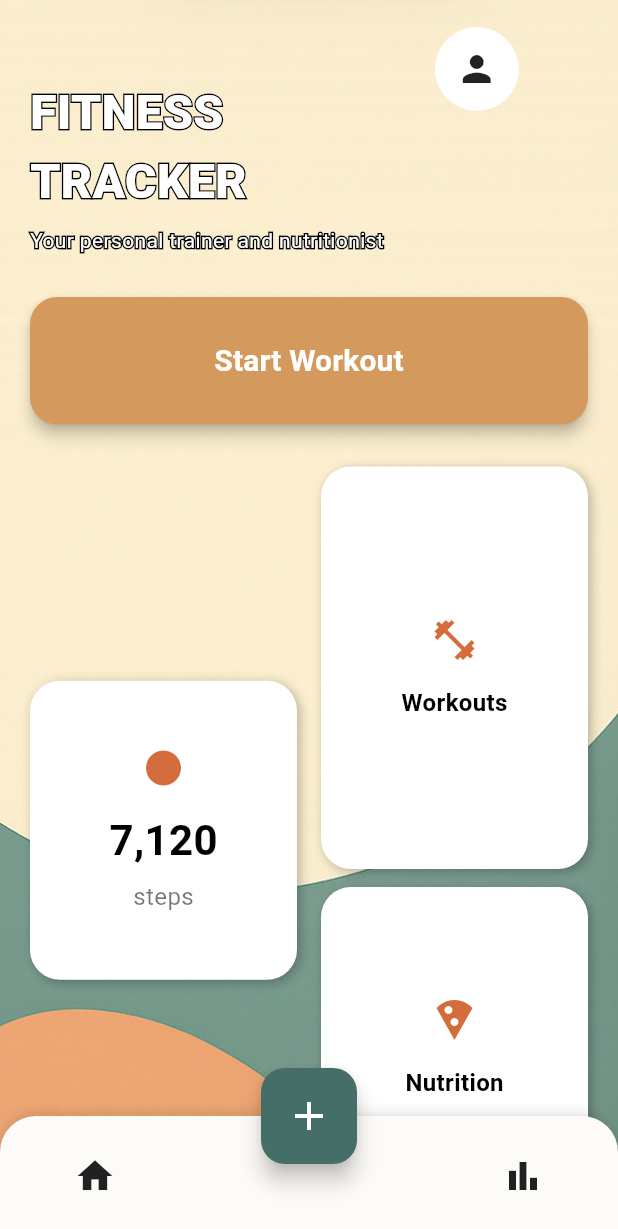
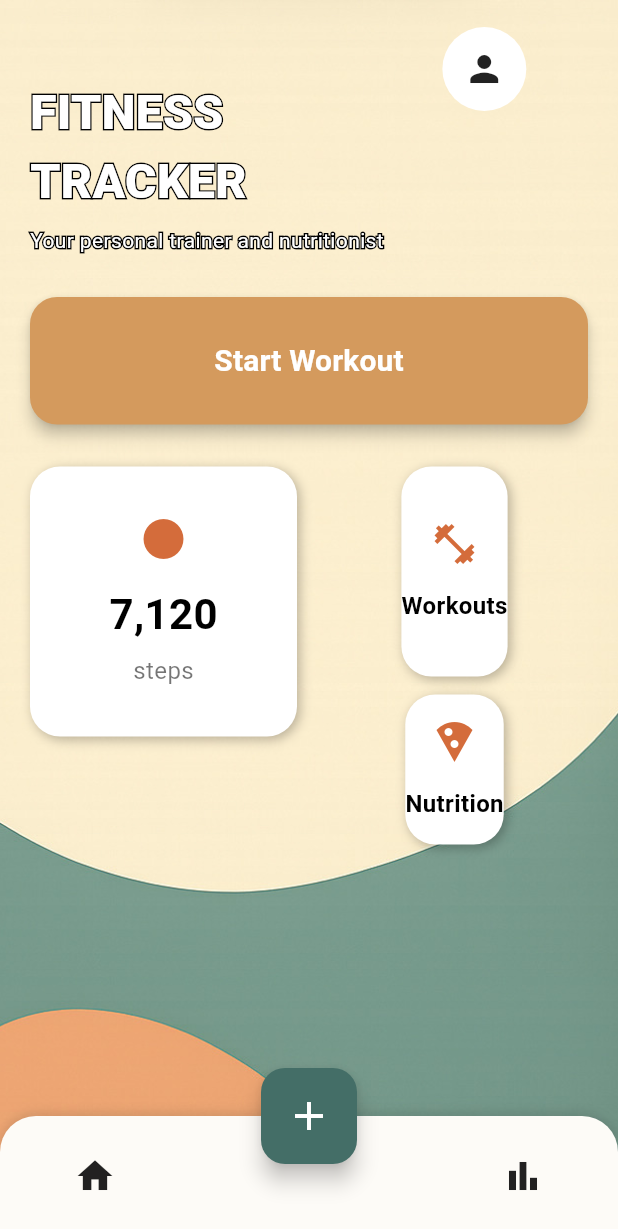
Before and after one commit to IvanZhutyaev/Flutter_redesign_FitTrackPro, a Flutter app: the screen it shows after launch, on a phone screen of 412 x 824 dp. Shown: the top 1229 px of the screen. Run offline on Flutter 3.47's test engine with Material 3 defaults, Android fonts, the phone set to English and light mode, and no system bars.

Commit message:
ГЗВФЕУ

```diff
--- a/flutter_redesign/lib/main.dart
+++ b/flutter_redesign/lib/main.dart
@@ -30,7 +30,7 @@ class MainScreen extends StatelessWidget {
           Container(
             decoration: const BoxDecoration(
               image: DecorationImage(
-                image: AssetImage("assets/bg.jpg"), // замени на своё фото
+                image: AssetImage("assets/bg.jpg"),
                 fit: BoxFit.cover,
               ),
             ),
@@ -54,8 +54,8 @@ class MainScreen extends StatelessWidget {
                           children: [
                             const _OutlinedText(
                               text: 'FITNESS\nTRACKER',
-                              fontSize: 32, // Увеличили размер шрифта
-                              fontWeight: FontWeight.w800, // Сделали жирнее
+                              fontSize: 32,
+                              fontWeight: FontWeight.w800,
                             ),
                             const SizedBox(height: 6),
                             const _OutlinedText(
@@ -68,7 +68,7 @@ class MainScreen extends StatelessWidget {
                       ),
                       Positioned(
                         top: 0,
-                        right: -10, // Сдвинули правее
+                        right: -15,
                         child: CircleAvatar(
                           radius: 28,
                           backgroundColor: Colors.white,
@@ -109,44 +109,129 @@ class MainScreen extends StatelessWidget {
 
                   const SizedBox(height: 28),
 
-                  // 📊 КАРТОЧКИ (адаптивные)
+                  // 📊 КАРТОЧКИ
                   Expanded(
                     child: Row(
+                      crossAxisAlignment: CrossAxisAlignment.start,
                       children: [
-                        /// Steps
-                        Flexible(
-                          flex: 1,
-                          child: AspectRatio(
-                            aspectRatio: 0.85,
-                            child: const _StepsCard(),
+                        // Steps карточка
+                        Expanded(
+                          child: Container(
+                            margin: const EdgeInsets.only(bottom: 10),
+                            height: 180,
+                            decoration: BoxDecoration(
+                              color: Colors.white,
+                              borderRadius: BorderRadius.circular(20),
+                              boxShadow: const [
+                                BoxShadow(
+                                  color: Colors.black26,
+                                  blurRadius: 6,
+                                  offset: Offset(2, 2),
+                                ),
+                              ],
+                            ),
+                            child: const Column(
+                              mainAxisAlignment: MainAxisAlignment.center,
+                              children: [
+                                Icon(
+                                  Icons.circle,
+                                  size: 32,
+                                  color: Color(0xFFD46C3B),
+                                ),
+                                SizedBox(height: 14),
+                                Text(
+                                  '7,120',
+                                  style: TextStyle(
+                                    fontSize: 28,
+                                    fontWeight: FontWeight.bold,
+                                    color: Colors.black,
+                                  ),
+                                ),
+                                SizedBox(height: 6),
+                                Text(
+                                  'steps',
+                                  style: TextStyle(
+                                    fontSize: 16,
+                                    color: Colors.black54,
+                                  ),
+                                ),
+                              ],
+                            ),
                           ),
                         ),
                         const SizedBox(width: 16),
 
-                        /// Workouts + Nutrition
-                        Flexible(
-                          flex: 1,
+                        // Workouts + Nutrition
+                        Expanded(
                           child: Column(
                             children: [
-                              Expanded(
-                                flex: 5, // Уменьшили пропорцию для Workouts
-                                child: AspectRatio(
-                                  aspectRatio: 1.7,
-                                  child: const _CardItem(
-                                    title: 'Workouts',
-                                    icon: Icons.fitness_center,
-                                  ),
+                              // Workouts
+                              Container(
+                                height: 140,
+                                decoration: BoxDecoration(
+                                  color: Colors.white,
+                                  borderRadius: BorderRadius.circular(20),
+                                  boxShadow: const [
+                                    BoxShadow(
+                                      color: Colors.black26,
+                                      blurRadius: 6,
+                                      offset: Offset(2, 2),
+                                    ),
+                                  ],
+                                ),
+                                child: const Column(
+                                  mainAxisAlignment: MainAxisAlignment.center,
+                                  children: [
+                                    Icon(
+                                      Icons.fitness_center,
+                                      size: 32,
+                                      color: Color(0xFFD46C3B),
+                                    ),
+                                    SizedBox(height: 14),
+                                    Text(
+                                      'Workouts',
+                                      style: TextStyle(
+                                        fontSize: 16,
+                                        fontWeight: FontWeight.w600,
+                                        color: Colors.black,
+                                      ),
+                                    ),
+                                  ],
                                 ),
                               ),
-                              const SizedBox(height: 12), // Уменьшили отступ
-                              Expanded(
-                                flex: 4, // Уменьшили пропорцию для Nutrition
-                                child: AspectRatio(
-                                  aspectRatio: 1.7,
-                                  child: const _CardItem(
-                                    title: 'Nutrition',
-                                    icon: Icons.local_pizza,
-                                  ),
+                              const SizedBox(height: 12),
+                              // Nutrition
+                              Container(
+                                height: 100,
+                                decoration: BoxDecoration(
+                                  color: Colors.white,
+                                  borderRadius: BorderRadius.circular(20),
+                                  boxShadow: const [
+                                    BoxShadow(
+                                      color: Colors.black26,
+                                      blurRadius: 6,
+                                      offset: Offset(2, 2),
+                                    ),
+                                  ],
+                                ),
+                                child: const Column(
+                                  mainAxisAlignment: MainAxisAlignment.center,
+                                  children: [
+                                    Icon(
+                                      Icons.local_pizza,
+                                      size: 32,
+                                      color: Color(0xFFD46C3B),
+                                    ),
+                                    SizedBox(height: 14),
+                                    Text(
+                                      'Nutrition',
+                                      style: TextStyle(
+                                        fontSize: 16,
+                                        fontWeight: FontWeight.w600,
+                                        color: Colors.black,
+                                      ),
+                                    ),
+                                  ],
                                 ),
                               ),
                             ],
@@ -254,80 +339,3 @@ class _OutlinedText extends StatelessWidget {
     );
   }
 }
-
-/// 🟠 Steps карточка
-class _StepsCard extends StatelessWidget {
-  const _StepsCard({super.key});
-
-  @override
-  Widget build(BuildContext context) {
-    return Container(
-      margin: const EdgeInsets.only(bottom: 10), // Подняли карточку выше
-      decoration: BoxDecoration(
-        color: Colors.white,
-        borderRadius: BorderRadius.circular(20),
-        boxShadow: const [
-          BoxShadow(color: Colors.black26, blurRadius: 6, offset: Offset(2, 2)),
-        ],
-      ),
-      child: const Center(
-        child: Column(
-          mainAxisAlignment: MainAxisAlignment.center,
-          children: [
-            Icon(Icons.circle, size: 28, color: Color(0xFFD46C3B)), // Увеличили иконку
-            SizedBox(height: 14),
-            Text(
-              '7,120',
-              style: TextStyle(
-                fontSize: 28,
-                fontWeight: FontWeight.bold,
-                color: Colors.black,
-              ),
-            ),
-            SizedBox(height: 6),
-            Text(
-              'steps',
-              style: TextStyle(fontSize: 16, color: Colors.black54),
-            ),
-          ],
-        ),
-      ),
-    );
-  }
-}
-
-/// ⚪ Workouts / Nutrition карточки
-class _CardItem extends StatelessWidget {
-  final String title;
-  final IconData icon;
-
-  const _CardItem({super.key, required this.title, required this.icon});
-
-  @override
-  Widget build(BuildContext context) {
-    return Container(
-      decoration: BoxDecoration(
-        color: Colors.white,
-        borderRadius: BorderRadius.circular(20),
-        boxShadow: const [
-          BoxShadow(color: Colors.black26, blurRadius: 6, offset: Offset(2, 2)),
-        ],
-      ),
-      child: Column(
-        mainAxisAlignment: MainAxisAlignment.center,
-        children: [
-          Icon(icon, size: 32, color: const Color(0xFFD46C3B)),
-          const SizedBox(height: 14),
-          Text(
-            title,
-            style: const TextStyle(
-              fontSize: 16,
-              fontWeight: FontWeight.w600,
-              color: Colors.black,
-            ),
-          ),
-        ],
-      ),
-    );
-  }
-}
```
